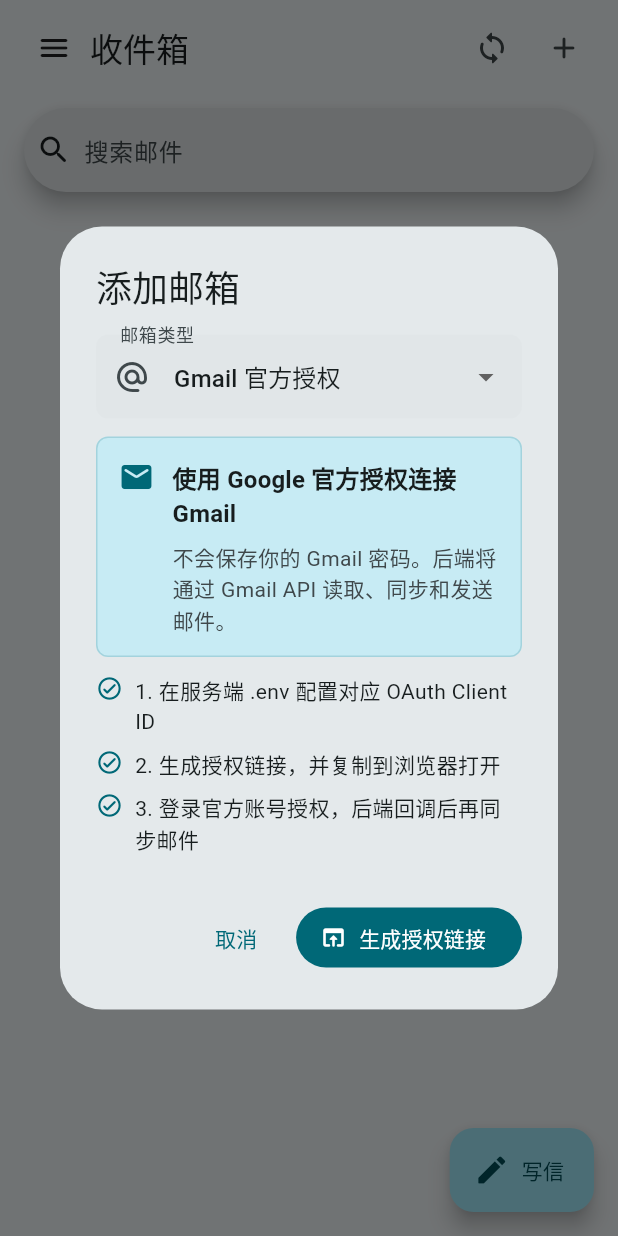
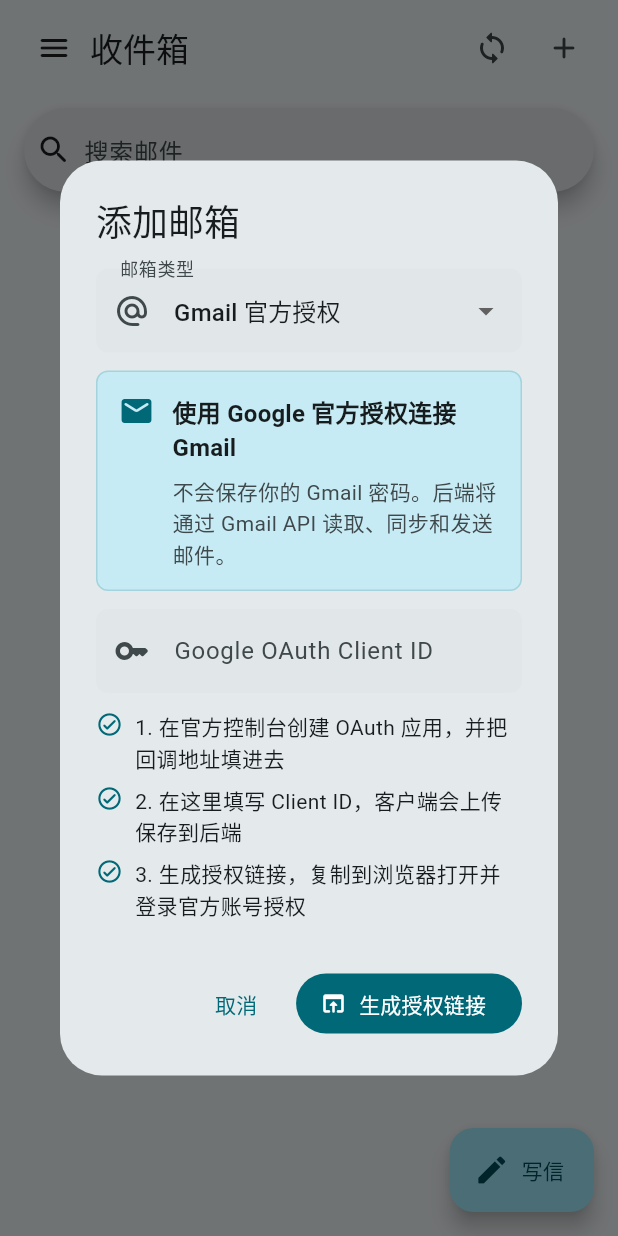
Before and after one commit to dong-dong6/email, a Flutter app: the MailHomeScreen screen opened directly with empty values, after a tap on the "add" icon, on a phone screen of 412 x 824 dp. Run offline on Flutter 3.47's test engine with Material 3 defaults, Android fonts, the phone set to English and light mode, and no system bars; our stand-ins replace shared_preferences; missing offline and left inert: dart:html; accounts and stored records are empty.

Commit message:
支持客户端配置OAuth客户端ID

```diff
--- a/client/lib/src/api/api_client.dart
+++ b/client/lib/src/api/api_client.dart
@@ -80,6 +80,12 @@
     final response =
         await _json('GET', '/api/v1/accounts/oauth/start?provider=$provider');
     return OAuthStart.fromJson(response);
+  }
+
+  Future<MailSettings> updateSettings(MailSettings settings) async {
+    final response =
+        await _json('PUT', '/api/v1/settings', body: settings.toJson());
+    return MailSettings.fromJson(response);
   }
 
   Future<void> patchMessage(String id, {bool? isRead, bool? isStarred}) async {
--- a/client/lib/src/features/mail/mail_home_screen.dart
+++ b/client/lib/src/features/mail/mail_home_screen.dart
@@ -1017,6 +1017,8 @@
   final _displayName = TextEditingController();
   final _username = TextEditingController();
   final _password = TextEditingController();
+  final _gmailClientId = TextEditingController();
+  final _microsoftClientId = TextEditingController();
   final _imapHost = TextEditingController();
   final _imapPort = TextEditingController(text: '993');
   final _smtpHost = TextEditingController();
@@ -1034,11 +1036,21 @@
     _displayName.dispose();
     _username.dispose();
     _password.dispose();
+    _gmailClientId.dispose();
+    _microsoftClientId.dispose();
     _imapHost.dispose();
     _imapPort.dispose();
     _smtpHost.dispose();
     _smtpPort.dispose();
     super.dispose();
+  }
+
+  @override
+  void initState() {
+    super.initState();
+    final settings = widget.state.snapshot?.settings;
+    _gmailClientId.text = settings?.gmailClientId ?? '';
+    _microsoftClientId.text = settings?.microsoftClientId ?? '';
   }
 
   @override
@@ -1072,6 +1084,9 @@
                 _OAuthProviderPanel(
                   provider: _provider,
                   oauthStart: _oauthStart,
+                  clientIdController: _provider == 'gmail'
+                      ? _gmailClientId
+                      : _microsoftClientId,
                   onCopy: _copyOAuthUrl,
                 ),
               ] else ...[
@@ -1224,11 +1239,39 @@
 
   Future<void> _submit() async {
     if (_isOAuthProvider) {
+      final clientId =
+          (_provider == 'gmail' ? _gmailClientId : _microsoftClientId)
+              .text
+              .trim();
+      if (clientId.isEmpty) {
+        setState(() => _formError = _provider == 'gmail'
+            ? '请填写 Google OAuth Client ID'
+            : '请填写 Microsoft OAuth Client ID');
+        return;
+      }
       setState(() {
         _saving = true;
         _formError = null;
         _oauthStart = null;
       });
+      final current =
+          widget.state.snapshot?.settings ?? MailboxSnapshot.empty().settings;
+      await widget.state.updateSettings(
+        current.copyWith(
+          gmailClientId: _provider == 'gmail' ? clientId : null,
+          microsoftClientId: _provider == 'outlook' ? clientId : null,
+        ),
+      );
+      if (!mounted) {
+        return;
+      }
+      if (widget.state.error != null) {
+        setState(() {
+          _saving = false;
+          _formError = widget.state.error;
+        });
+        return;
+      }
       final oauth = await widget.state.startOAuth(_provider);
       if (!mounted) {
         return;
@@ -1349,11 +1392,13 @@
   const _OAuthProviderPanel({
     required this.provider,
     required this.oauthStart,
+    required this.clientIdController,
     required this.onCopy,
   });
 
   final String provider;
   final OAuthStart? oauthStart;
+  final TextEditingController clientIdController;
   final VoidCallback onCopy;
 
   @override
@@ -1402,9 +1447,22 @@
           ),
         ),
         const SizedBox(height: 12),
-        const _OAuthStep(text: '1. 在服务端 .env 配置对应 OAuth Client ID'),
-        const _OAuthStep(text: '2. 生成授权链接，并复制到浏览器打开'),
-        const _OAuthStep(text: '3. 登录官方账号授权，后端回调后再同步邮件'),
+        TextField(
+          controller: clientIdController,
+          decoration: InputDecoration(
+            prefixIcon: const Icon(Icons.key_rounded),
+            labelText: isGmail
+                ? 'Google OAuth Client ID'
+                : 'Microsoft OAuth Client ID',
+            hintText: isGmail
+                ? 'xxxx.apps.googleusercontent.com'
+                : 'xxxxxxxx-xxxx-xxxx-xxxx-xxxxxxxxxxxx',
+          ),
+        ),
+        const SizedBox(height: 12),
+        const _OAuthStep(text: '1. 在官方控制台创建 OAuth 应用，并把回调地址填进去'),
+        const _OAuthStep(text: '2. 在这里填写 Client ID，客户端会上传保存到后端'),
+        const _OAuthStep(text: '3. 生成授权链接，复制到浏览器打开并登录官方账号授权'),
         if (oauthStart != null) ...[
           const SizedBox(height: 12),
           Text('回调地址', style: Theme.of(context).textTheme.labelLarge),
--- a/client/lib/src/models/mail_models.dart
+++ b/client/lib/src/models/mail_models.dart
@@ -205,19 +205,49 @@
     required this.remoteImagesDefault,
     required this.density,
     required this.signatureHtml,
+    required this.gmailClientId,
+    required this.microsoftClientId,
   });
 
   final bool remoteImagesDefault;
   final String density;
   final String signatureHtml;
+  final String gmailClientId;
+  final String microsoftClientId;
 
   factory MailSettings.fromJson(Map<String, dynamic> json) {
     return MailSettings(
       remoteImagesDefault: json['remote_images_default'] as bool? ?? false,
       density: json['density'] as String? ?? 'comfortable',
       signatureHtml: json['signature_html'] as String? ?? '',
+      gmailClientId: json['gmail_client_id'] as String? ?? '',
+      microsoftClientId: json['microsoft_client_id'] as String? ?? '',
     );
   }
+
+  MailSettings copyWith({
+    bool? remoteImagesDefault,
+    String? density,
+    String? signatureHtml,
+    String? gmailClientId,
+    String? microsoftClientId,
+  }) {
+    return MailSettings(
+      remoteImagesDefault: remoteImagesDefault ?? this.remoteImagesDefault,
+      density: density ?? this.density,
+      signatureHtml: signatureHtml ?? this.signatureHtml,
+      gmailClientId: gmailClientId ?? this.gmailClientId,
+      microsoftClientId: microsoftClientId ?? this.microsoftClientId,
+    );
+  }
+
+  Map<String, dynamic> toJson() => {
+        'remote_images_default': remoteImagesDefault,
+        'density': density,
+        'signature_html': signatureHtml,
+        'gmail_client_id': gmailClientId,
+        'microsoft_client_id': microsoftClientId,
+      };
 }
 
 class MailboxSnapshot {
@@ -262,6 +292,8 @@
         remoteImagesDefault: false,
         density: 'comfortable',
         signatureHtml: '<p>由自托管邮箱发送。</p>',
+        gmailClientId: '',
+        microsoftClientId: '',
       ),
     );
   }
```
Also changed, not shown: client/lib/src/app/app_state.dart (+13 -0 lines), 8 other files.
